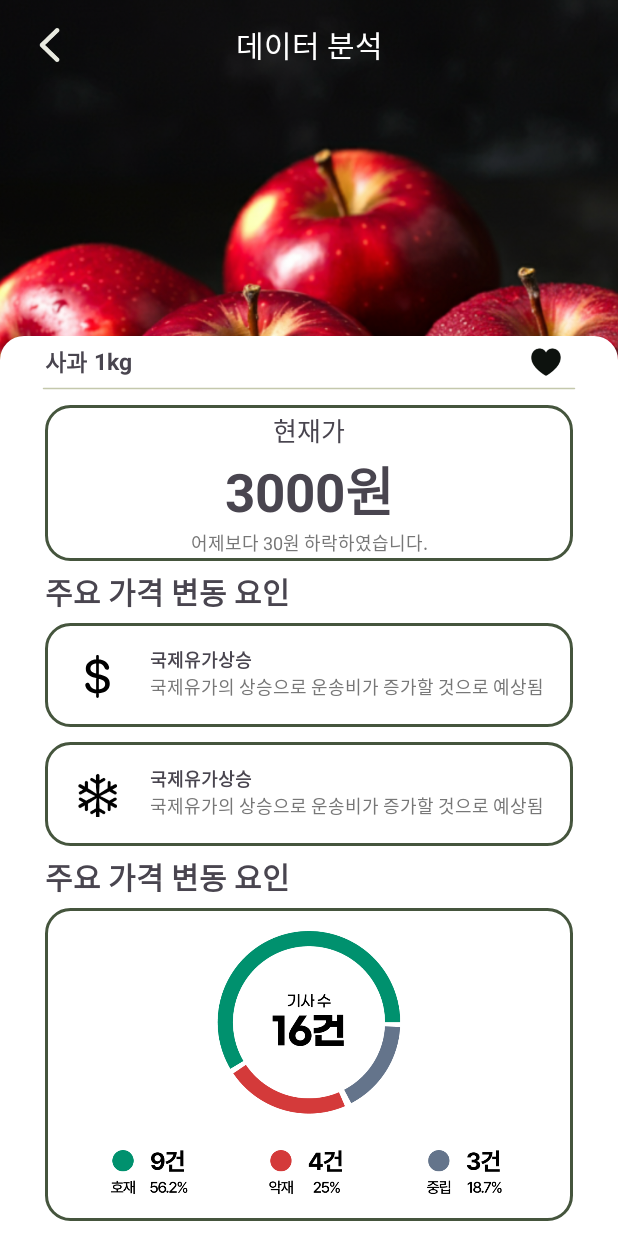
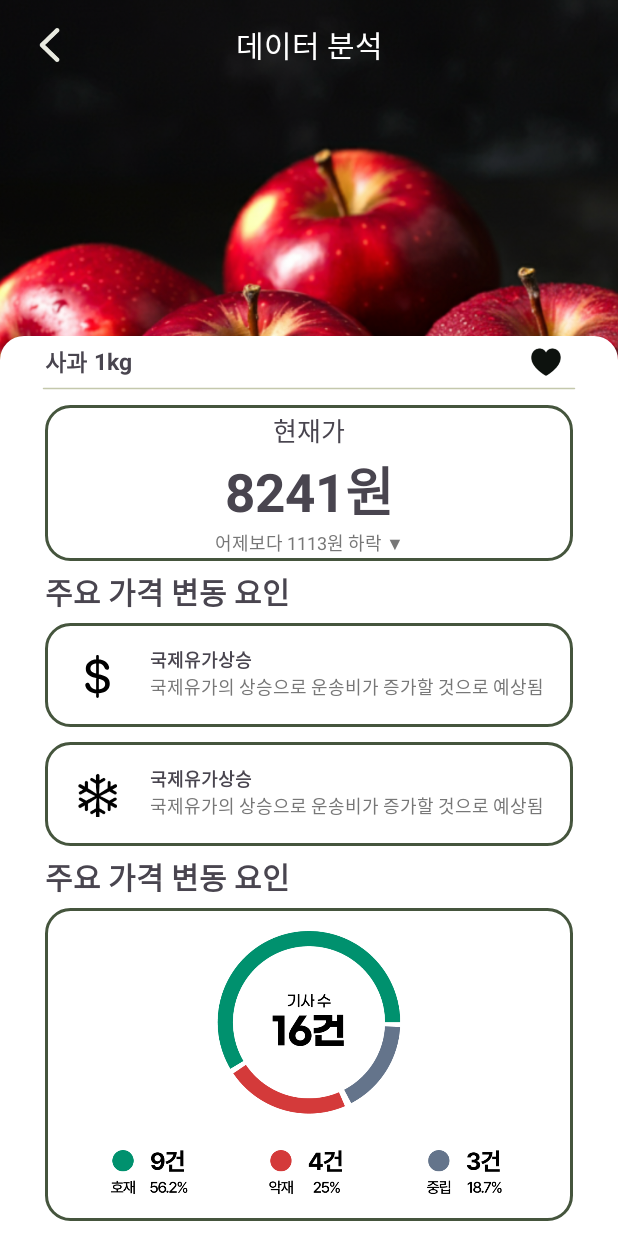
Before and after one commit to rlaalsgh988238/GovTech_Android, an Android app: the AnalysisPriceActivity screen opened directly, with no data from a screen before it, on a phone screen of 412 x 824 dp. Run offline under Robolectric (Android 15) with nearby library versions, the phone set to English and light mode, and no system bars; libraries missing offline, so code that uses them is left out: com.github.mikephil.charting.

Commit message:
[feat] 가격변동 완료

```diff
--- a/app/src/main/java/com/braveberry/govtech2024_applepricepredict/PageAnalysisPrice/UILayer/AnalysisPriceActivity.kt
+++ b/app/src/main/java/com/braveberry/govtech2024_applepricepredict/PageAnalysisPrice/UILayer/AnalysisPriceActivity.kt
@@ -1,17 +1,47 @@
 package com.braveberry.govtech2024_applepricepredict.PageAnalysisPrice.UILayer
 
+import android.annotation.SuppressLint
+import android.content.Intent
 import android.os.Bundle
 import androidx.activity.enableEdgeToEdge
 import androidx.appcompat.app.AppCompatActivity
+import androidx.lifecycle.Observer
+import androidx.lifecycle.ViewModelProvider
+import com.braveberry.govtech2024_applepricepredict.PageAnalysisPrice.UILayer.ViewModel.AnalysisPriceViewModel
+import com.braveberry.govtech2024_applepricepredict.PageHome.UILayer.ViewModel.HomeViewModel
 import com.braveberry.govtech2024_applepricepredict.databinding.ActivityAnalysisPriceBinding
 
 class AnalysisPriceActivity : AppCompatActivity() {
     lateinit var binding: ActivityAnalysisPriceBinding
+    private lateinit var viewModel: AnalysisPriceViewModel
 
+    @SuppressLint("SetTextI18n")
     override fun onCreate(savedInstanceState: Bundle?) {
         super.onCreate(savedInstanceState)
         enableEdgeToEdge()
         binding = ActivityAnalysisPriceBinding.inflate(layoutInflater)
         setContentView(binding.root)
+        // 뷰 모델 초기화
+        viewModel = ViewModelProvider(this).get(AnalysisPriceViewModel::class.java)
+        // 옵저버 세팅
+        viewModel.uiState.observe(this, Observer { state ->
+            binding.plantName.text = state.selectedPlant
+            binding.plantImage.setImageResource(state.imagePath)
+            binding.currentPrice.text = state.currentPrice.toString() + "원"
+            binding.priceGapText.text = state.priceGapString
+        })
+
+        // 뷰 모델에 데이터 넣기
+        val selectedPlant = intent.getStringExtra("PlantName")
+        if (selectedPlant != null) {
+            viewModel.getPlantName(selectedPlant)
+        }
+        else{
+            viewModel.getPlantName("사과")
+        }
+
+        binding.backButton.setOnClickListener {
+            onBackPressed()
+        }
     }
 }
--- a/app/src/main/java/com/braveberry/govtech2024_applepricepredict/PageAnalysisPrice/UILayer/ViewModel/AnalysisPriceViewModel.kt
+++ b/app/src/main/java/com/braveberry/govtech2024_applepricepredict/PageAnalysisPrice/UILayer/ViewModel/AnalysisPriceViewModel.kt
@@ -3,21 +3,81 @@ package com.braveberry.govtech2024_applepricepredict.PageAnalysisPrice.UILayer.V
 import androidx.lifecycle.LiveData
 import androidx.lifecycle.MutableLiveData
 import androidx.lifecycle.ViewModel
+import com.braveberry.govtech2024_applepricepredict.PageHome.DataLayer.Domain.HomeDomain
+import com.braveberry.govtech2024_applepricepredict.R
+import kotlin.math.absoluteValue
 
 class AnalysisPriceViewModel: ViewModel() {
+    val homeDomain = HomeDomain()
     private val _uiState = MutableLiveData<AnalysisPriceFragmentStatus>()
     val uiState: LiveData<AnalysisPriceFragmentStatus> get() = _uiState
     init {
         val analysisPriceFragmentStatus = AnalysisPriceFragmentStatus(
             selectedPlant = "",
             currentPrice = 0,
-            priceGapString = ""
+            priceGapString = "",
+            imagePath = R.drawable.apple_image
         )
+        _uiState.value = analysisPriceFragmentStatus
+    }
+
+    /**
+     * 작물 이름 받으면 바로 나머지 데이터 갱신
+     */
+    fun getPlantName(plantName: String){
+        _uiState.value = _uiState.value?.copy(selectedPlant = plantName)
+        setCurrentPrice(plantName)
+        getPriceGap(plantName)
+        getPlantImage(plantName)
+    }
+    /**
+     * 현재 가격 세팅
+     */
+    private fun setCurrentPrice(plantName: String){
+        val priceList = homeDomain.getCurrentPriceList()
+        for(price in priceList){
+            if(price.plantName == plantName){
+                _uiState.value = _uiState.value?.copy(currentPrice = price.currentPrice)
+            }
+        }
+    }
+    /**
+     * 가격 차이 받아오기
+     */
+    private fun getPriceGap(plantName: String){
+        val gapList = homeDomain.getPlantPriceGap()
+        for (i in gapList.indices){
+            if (gapList.get(i).plantName == plantName){
+                val priceGap = gapList.get(i).gap
+                val priceGapString: String
+                if ( priceGap < 0){
+                    priceGapString = "어제보다 " +  priceGap.absoluteValue.toString() + "원 하락 ▼"
+                }
+                else if (priceGap > 0){
+                    priceGapString = "어제보다 " + priceGap.toString() + "원 상승 ▲"
+                }
+                else{
+                    priceGapString = "가격 변동 없음"
+                }
+                _uiState.value = _uiState.value?.copy(priceGapString = priceGapString)
+            }
+        }
+    }
+    /**
+     * 작물 이미지 세팅
+     */
+    private fun getPlantImage(plantName: String){
+        when(plantName){
+            "사과" -> _uiState.value = _uiState.value?.copy(imagePath = R.drawable.apple_image)
+            "감자" -> _uiState.value = _uiState.value?.copy(imagePath = R.drawable.potato_image)
+            "고추" -> _uiState.value = _uiState.value?.copy(imagePath = R.drawable.pepper_image)
+        }
     }
 }
 
 data class AnalysisPriceFragmentStatus(
     val selectedPlant: String,
     val currentPrice: Int,
-    val priceGapString: String
+    val priceGapString: String,
+    val imagePath: Int
 )
--- a/app/src/main/java/com/braveberry/govtech2024_applepricepredict/PageHome/UILayer/HomeFragment.kt
+++ b/app/src/main/java/com/braveberry/govtech2024_applepricepredict/PageHome/UILayer/HomeFragment.kt
@@ -54,17 +54,18 @@ class HomeFragment : Fragment() {
         viewModel.uiState.observe(viewLifecycleOwner, Observer { state ->
             Log.d("test log", "HomeFragment: $state")
             adapter.updateItem(state.recyclerViewItemList)
-            setupChart(viewModel.uiState.value!!.plantEntryList)
-            setPriceGap(viewModel.uiState.value!!.priceGapString)
+            setupChart(state.plantEntryList)
+            setPriceGap(state.priceGapString)
         })
         //차트 초기 세팅
         lineChart = binding.lineChart
         setupChart(viewModel.uiState.value!!.plantEntryList)
-        // 변동 요인 분석
-        val intent = Intent(requireContext(), AnalysisPriceActivity::class.java)
-        // 현재 선택된 작물 이름을 인텐트에 추가
-        intent.putExtra("PlantName", viewModel.uiState.value!!.selectedPlant)
+
         binding.priceAnalysisLayout.setOnClickListener {
+            // 변동 요인 분석
+            val intent = Intent(requireContext(), AnalysisPriceActivity::class.java)
+            // 현재 선택된 작물 이름을 인텐트에 추가
+            intent.putExtra("PlantName", viewModel.uiState.value!!.selectedPlant)
             startActivity(intent)
         }
     }
--- a/app/src/main/res/layout/activity_analysis_price.xml
+++ b/app/src/main/res/layout/activity_analysis_price.xml
@@ -22,6 +22,7 @@
         android:orientation="horizontal"
         app:layout_constraintTop_toTopOf="parent">
         <ImageButton
+            android:id="@+id/backButton"
             app:layout_constraintStart_toStartOf="parent"
             android:layout_marginLeft="15dp"
             android:layout_width="30dp"
@@ -99,6 +100,7 @@
                 android:layout_width="match_parent"
                 android:layout_height="wrap_content"/>
             <TextView
+                android:id="@+id/currentPrice"
                 android:text="3000원"
                 android:textSize="35dp"
                 android:textStyle="bold"
@@ -106,6 +108,7 @@
                 android:layout_width="match_parent"
                 android:layout_height="wrap_content"/>
             <TextView
+                android:id="@+id/priceGapText"
                 android:textSize="12dp"
                 android:textColor="@color/textGray"
                 android:text="어제보다 30원 하락하였습니다."
```
